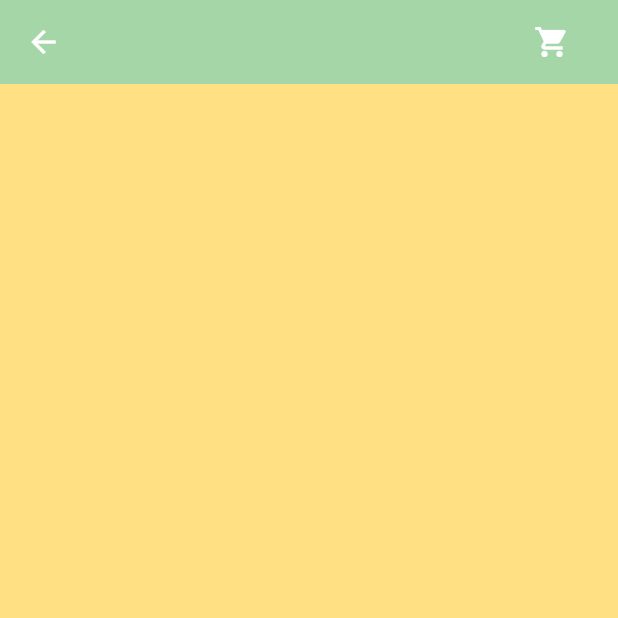
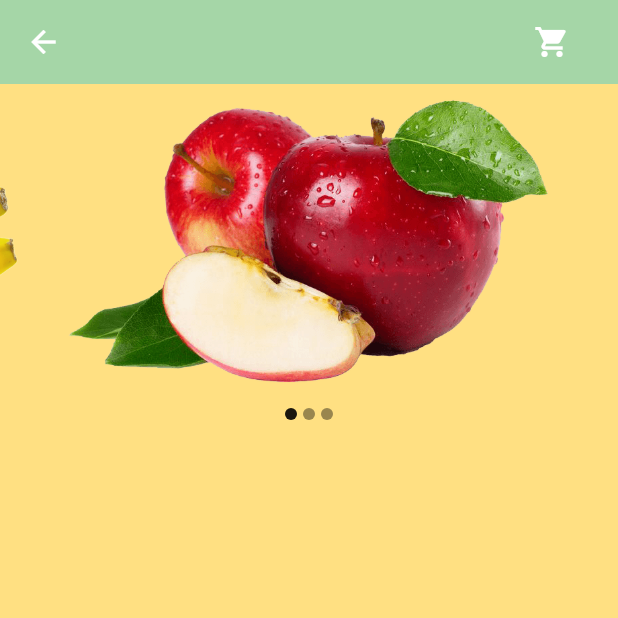
Before and after one commit to albertoLeon12/App_flutter_practica, a Flutter app: the screen it shows after launch, on a phone screen of 412 x 824 dp, the top half of it. Run offline on Flutter 3.47's test engine with Material 2 defaults, Android fonts, the phone set to English and light mode, and no system bars; drawn by our look-alikes of carousel_slider; our stand-ins replace double_back_to_close; missing offline and left inert: splash_screen_view; key blocks and very long unbroken strings in the code were emptied for the run.

Commit message:
Avance frutiapp

```diff
--- a/lib/screens/fruitapp_screen.dart
+++ b/lib/screens/fruitapp_screen.dart
@@ -1,3 +1,4 @@
+import 'package:app_mamalona1/screens/images_corousel.dart';
 import 'package:flutter/material.dart';
 
 class FruitApp extends StatefulWidget {
@@ -43,6 +44,15 @@ class _FruitAppState extends State<FruitApp> {
           ],
         ),
         backgroundColor: Colors.amber[200],
+        body: ListView(
+          children: <Widget>[
+            Column(
+              children: <Widget>[
+                CarouseWithIndicatorDemo(),
+              ],
+            )
+          ],
+        ),
       ),
     );
   }
--- a/lib/screens/images_corousel.dart
+++ b/lib/screens/images_corousel.dart
@@ -1 +1,71 @@
 import 'package:carousel_slider/carousel_slider.dart';
+import 'package:flutter/material.dart';
+
+final List<String> imgList = [
+  "images/manzana.png",
+  "images/mango2.png",
+  "images/platano.png",
+];
+
+class CarouseWithIndicatorDemo extends StatefulWidget {
+  CarouseWithIndicatorDemo({Key? key}) : super(key: key);
+
+  @override
+  State<CarouseWithIndicatorDemo> createState() =>
+      _CarouseWithIndicatorDemoState();
+}
+
+class _CarouseWithIndicatorDemoState extends State<CarouseWithIndicatorDemo> {
+  int _actual = 0;
+  @override
+  Widget build(BuildContext context) {
+    return Column(
+      children: [
+        CarouselSlider(
+          items: imgList
+              .map(
+                (item) => Container(
+                  child: Center(
+                    child: Image.asset(
+                      item.toString(),
+                    ),
+                  ),
+                ),
+              )
+              .toList(),
+          options: CarouselOptions(
+            autoPlay: true,
+            enlargeCenterPage: true,
+            aspectRatio: 2.0,
+            onPageChanged: (index, reason) {
+              setState(
+                () {
+                  _actual = index;
+                },
+              );
+            },
+          ),
+        ),
+        Row(
+          mainAxisAlignment: MainAxisAlignment.center,
+          children: imgList.map(
+            (url) {
+              int index = imgList.indexOf(url);
+              return Container(
+                width: 8.0,
+                height: 8.0,
+                margin: EdgeInsets.symmetric(vertical: 10.0, horizontal: 2.0),
+                decoration: BoxDecoration(
+                  shape: BoxShape.circle,
+                  color: _actual == index
+                      ? Color.fromRGBO(0, 0, 0, 0.9)
+                      : Color.fromRGBO(0, 0, 0, 0.4),
+                ),
+              );
+            },
+          ).toList(),
+        ),
+      ],
+    );
+  }
+}
--- a/pubspec.yaml
+++ b/pubspec.yaml
@@ -37,7 +37,7 @@ dependencies:
   splash_screen_view: ^3.0.0
   url_launcher: ^6.1.2
   double_back_to_close: ^2.0.0
-  carousel_slider: ^2.0.0
+  carousel_slider: ^4.1.1
 
 dev_dependencies:
   flutter_test:
```
Also changed, not shown: images/mango2.png (added), images/manzana.png (added), images/platano.png (added), pubspec.lock.
